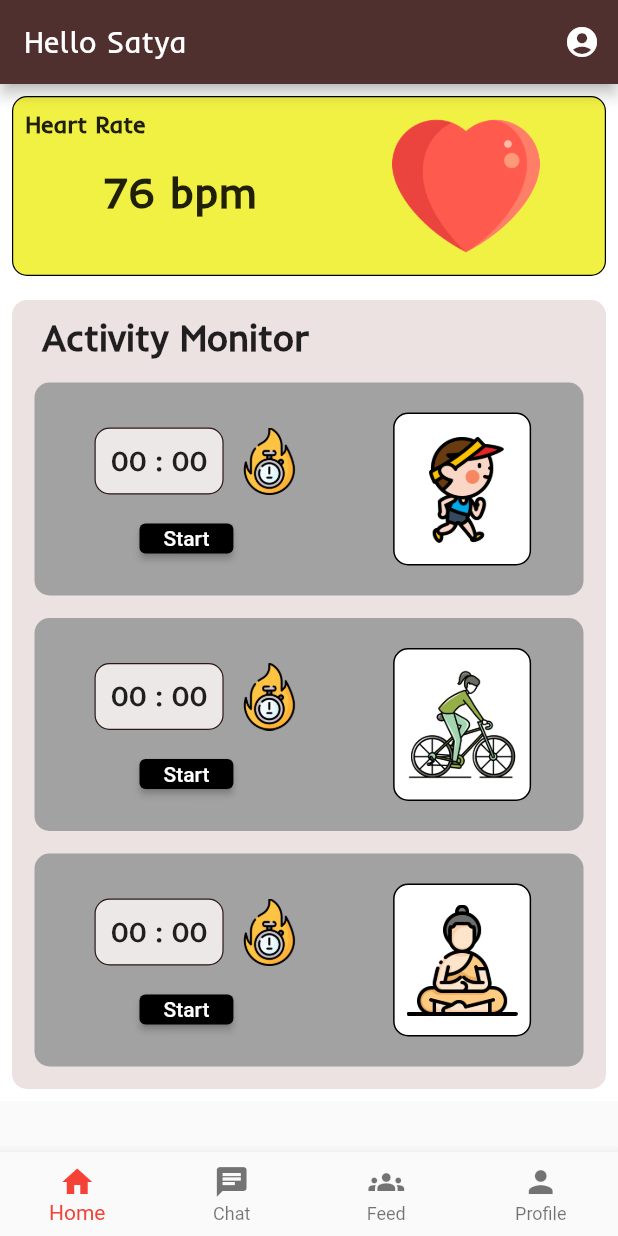
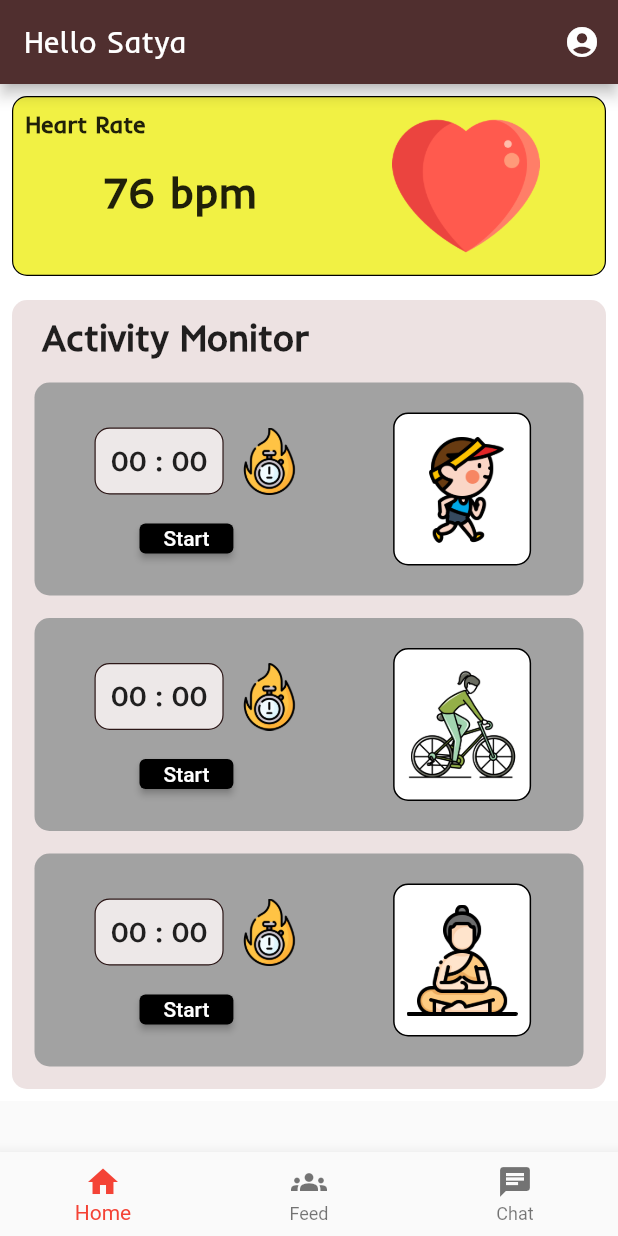
Before and after one commit to Gelli-VVN-Satyanarayana-Guptha/fitness_app, a Flutter app: the screen it shows after launch, on a phone screen of 412 x 824 dp. Run offline on Flutter 3.47's test engine with Material 2 defaults, Android fonts, the phone set to English and light mode, and no system bars.

```diff
--- a/lib/constants/navigation.dart
+++ b/lib/constants/navigation.dart
@@ -12,9 +12,10 @@ class _NavigationState extends State<Navigation> {
   int currentIndex = 0;
   final screens = [
     HomeScreen(),
+    Center(child: Text('feed', style: TextStyle(fontSize: 60),),),
     Center(child: Text('chat', style: TextStyle(fontSize: 60),),),
-    Center(child: Text('feed', style: TextStyle(fontSize: 60),),),
-    ProfilePage(),
+
+
   ];
   @override
   Widget build(BuildContext context) {
@@ -28,24 +29,20 @@ class _NavigationState extends State<Navigation> {
            BottomNavigationBarItem(
             icon: Icon(Icons.home),
             label: 'Home',
-            backgroundColor: Colors.grey,
+
+           ),
+            BottomNavigationBarItem(
+            icon: Icon(Icons.groups),
+            label: 'Feed',
+
            ),
             BottomNavigationBarItem(
             icon: Icon(Icons.chat),
             label: 'Chat',
-            backgroundColor: Colors.grey,
+
            ),
-            BottomNavigationBarItem(
-            icon: Icon(Icons.groups),
-            label: 'Feed',
-            backgroundColor: Colors.grey,
-           ),
-            BottomNavigationBarItem(
-            icon: Icon(Icons.person),
-            label: 'Profile',
-            backgroundColor:  Color.fromARGB(255, 241, 241, 68),
-           ),
-      ]),
-    );
+        ],
+
+    ));
   }
 }
--- a/lib/screens/home_screen.dart
+++ b/lib/screens/home_screen.dart
@@ -1,5 +1,5 @@
 import 'package:flutter/material.dart';
-import 'package:fitness_app/constants/navigation.dart';
+import 'package:fitness_app/screens/profile.dart';
 
 class HomeScreen extends StatefulWidget {
   const HomeScreen({super.key});
@@ -34,7 +34,7 @@ class _HomeScreenState extends State<HomeScreen> {
           actions: <Widget>[
             IconButton(
               icon: const Icon(Icons.account_circle_rounded),
-              onPressed: () {},
+              onPressed: ()=> {Navigator.push(context, MaterialPageRoute(builder: (context)=> ProfilePage()))},
             ),
           ]),
       body: SafeArea(
```
